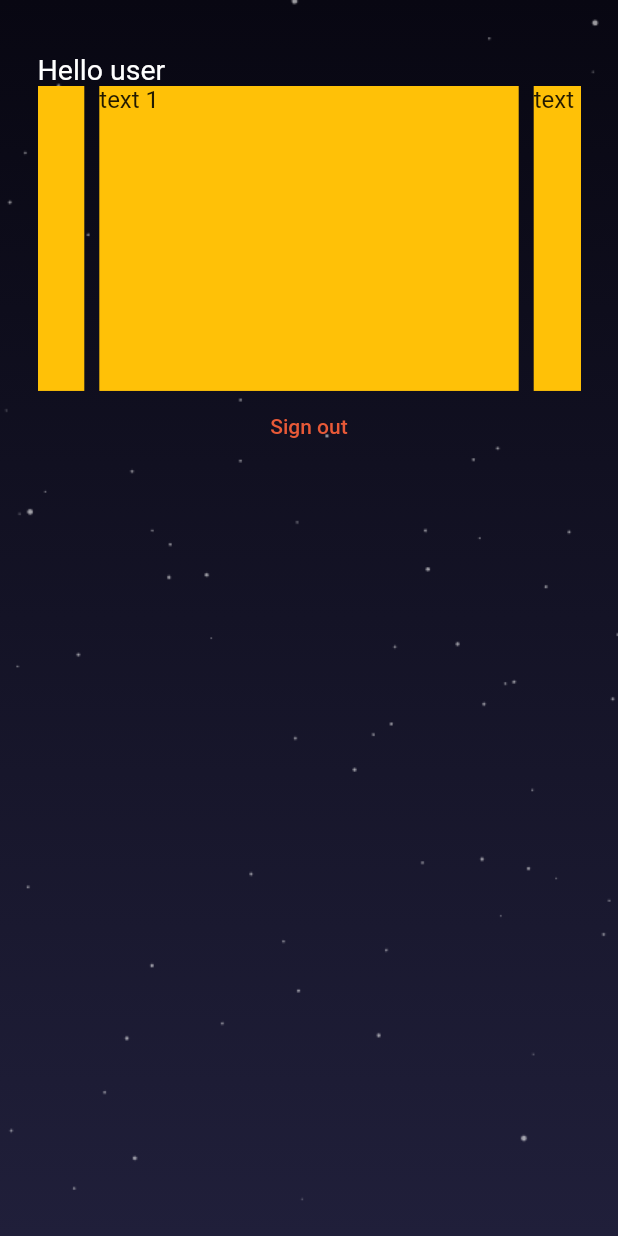
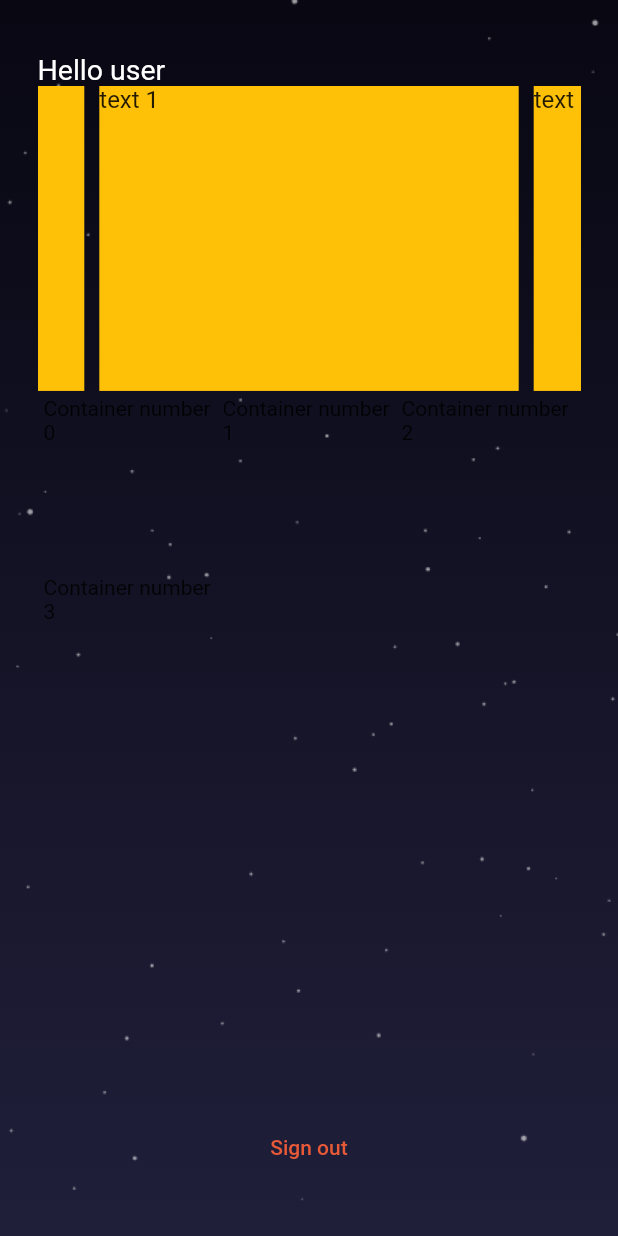
Before and after one commit to Delgerskhn/yobitapp, a Flutter app: the screen it shows once a user with an empty profile is signed in, on a phone screen of 412 x 824 dp. Run offline on Flutter 3.47's test engine with Material 2 defaults, Android fonts, the light colour scheme and no system bars; drawn by our look-alikes of carousel_slider; our stand-ins replace dartz, firebase_auth, firebase_core, shared_preferences; missing offline and left inert: dart_json_mapper; accounts and stored records are empty; network calls fail.

Commit message:
challenge container skeleton added

```diff
--- a/lib/ui/screens/home.dart
+++ b/lib/ui/screens/home.dart
@@ -2,6 +2,7 @@ import 'package:flutter/material.dart';
 import 'package:provider/provider.dart';
 import 'package:yobit/logic/view_models/auth.view.model.dart';
 import 'package:yobit/router/navigation.model.dart';
+import 'package:yobit/ui/widgets/containers/challenge.container.dart';
 import 'package:yobit/ui/widgets/elements/slider.dart' as AdsSlider;
 import 'package:yobit/ui/widgets/elements/text21.dart';
 import 'package:yobit/ui/widgets/static/star.background.dart';
@@ -28,6 +29,7 @@ class HomeScreen extends StatelessWidget {
                     mainAxisAlignment: MainAxisAlignment.spaceBetween,
                   ),
                   AdsSlider.Slider(),
+                  ChallengeContainer(),
                   TextButton(
                     onPressed: () async {
                       var res = await authModel.logout();
--- /dev/null
+++ b/lib/ui/widgets/containers/challenge.container.dart
@@ -0,0 +1,24 @@
+import 'package:flutter/cupertino.dart';
+
+class ChallengeContainer extends StatefulWidget {
+  @override
+  State<StatefulWidget> createState() {
+    return _ChallengeContainerState();
+  }
+}
+
+class _ChallengeContainerState extends State<ChallengeContainer> {
+  @override
+  Widget build(BuildContext context) {
+    return Expanded(
+        child: GridView.extent(
+            maxCrossAxisExtent: 150,
+            padding: const EdgeInsets.all(4),
+            mainAxisSpacing: 4,
+            crossAxisSpacing: 4,
+            children: _buildGridTileList(4)));
+  }
+
+  List<Container> _buildGridTileList(int count) => List.generate(
+      count, (i) => Container(child: Text("Container number $i")));
+}
```
